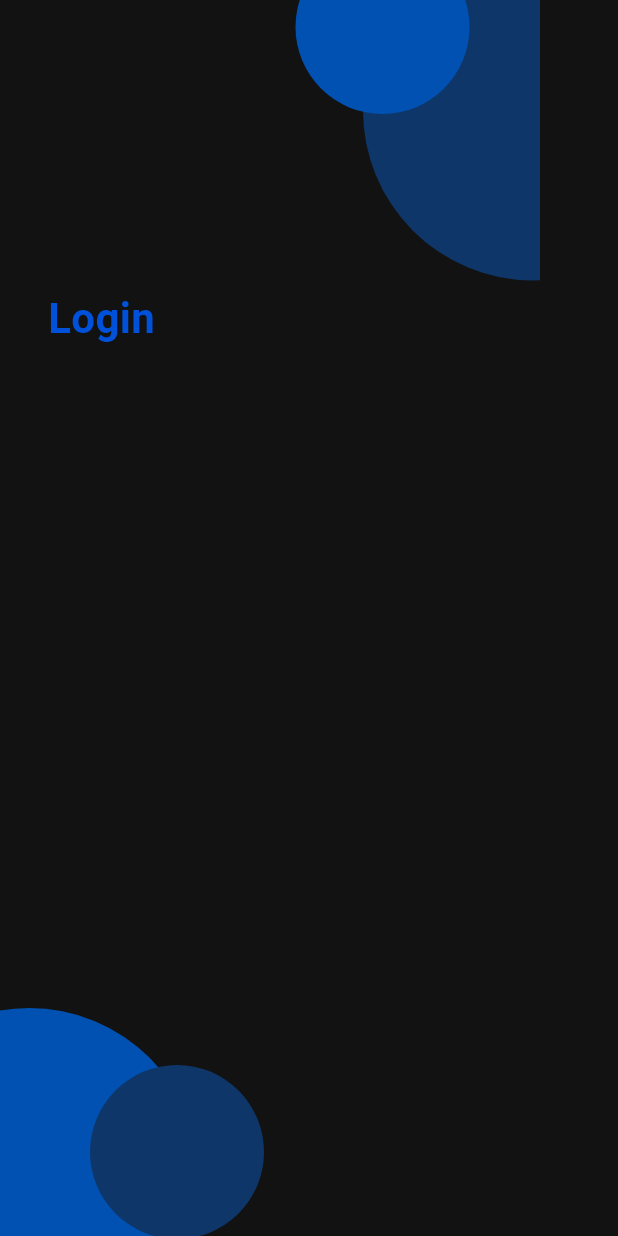
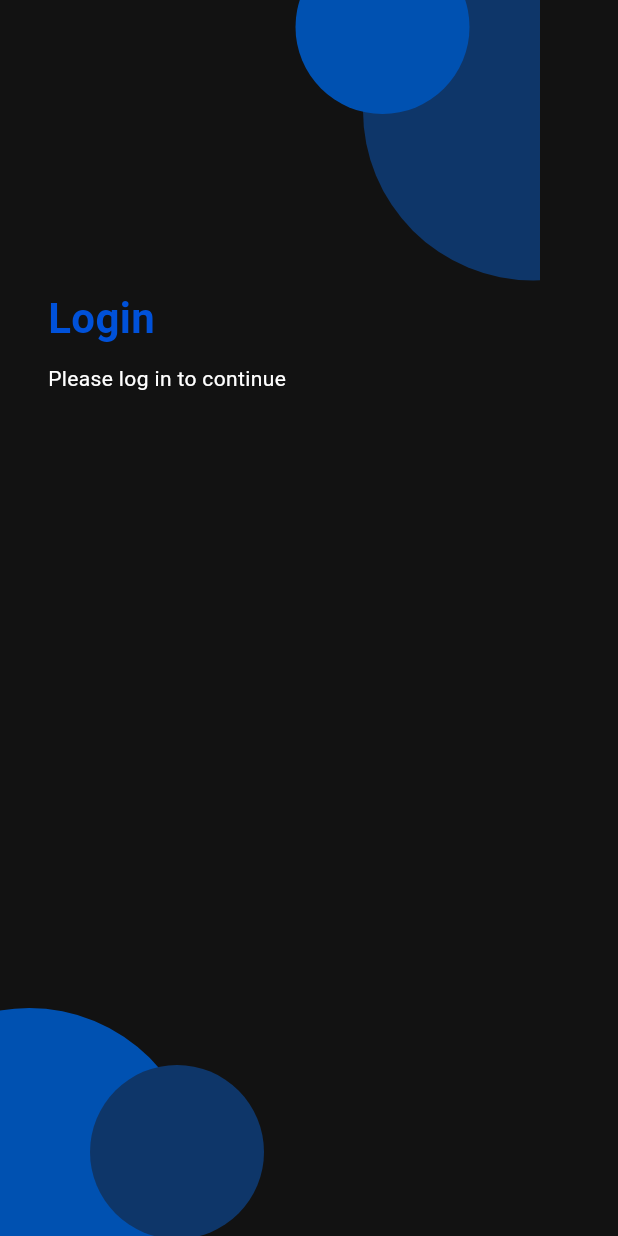
Before and after one commit to Ecell-NITS/E-cell-app, a Flutter app: the screen it shows after launch, on a phone screen of 412 x 824 dp. Run offline on Flutter 3.47's test engine with Material 3 defaults, Android fonts, the light colour scheme and no system bars; our stand-ins replace gap.

Commit message:
custom text field created

```diff
--- a/lib/configs/configurations/theme/utils/palette.dart
+++ b/lib/configs/configurations/theme/utils/palette.dart
@@ -5,3 +5,4 @@ const Color ecellBlue = Color(0xFF0E3669);
 const Color lightBlue = Color(0xFF0051B1);
 const Color dark = Colors.black;
 const loginTextColor = Color(0xFF0051D9);
+const fieldColor = Color(0xFF282828);
--- a/lib/pages/login_page/login_page.dart
+++ b/lib/pages/login_page/login_page.dart
@@ -33,7 +33,12 @@ class _LoginPageState extends State<LoginPage> {
                         fontSize: 28,
                         fontWeight: FontWeight.w700),
                   ),
-                  CustomSpacers.height10
+                  CustomSpacers.height10,
+                  Text(
+                    "Please log in to continue",
+                    style: TextStyle(color: Colors.white, fontSize: 14),
+                  ),
+                  CustomSpacers.height20,
                 ],
               ),
             ),
```
Also changed, not shown: lib/utils/widgets/custom_text_field/custom_text_field.dart (added, +40 -0 lines).
